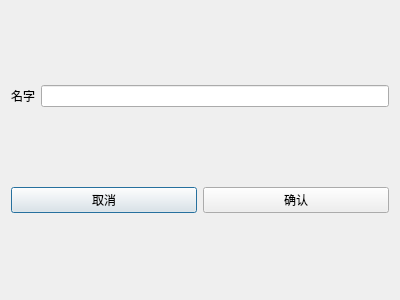
Before: the Qt Designer form frontend/src/main/ui/account.ui in Rov-Waff/ShitRecord, drawn with Qt 5.
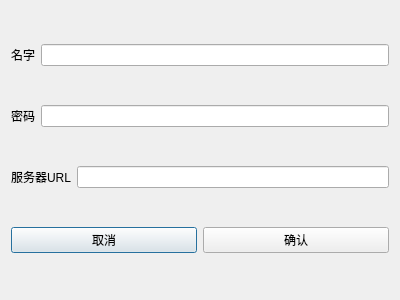
After: the same form once the commit is applied.

Patch:
```diff
--- a/frontend/src/main/ui/account.ui
+++ b/frontend/src/main/ui/account.ui
@@ -28,6 +28,38 @@
      </item>
     </layout>
    </item>
+   <item>
+    <layout class="QHBoxLayout" name="horizontalLayout_3">
+     <item>
+      <widget class="QLabel" name="label_2">
+       <property name="text">
+        <string>密码</string>
+       </property>
+      </widget>
+     </item>
+     <item>
+      <widget class="QLineEdit" name="le_passwd">
+       <property name="echoMode">
+        <enum>QLineEdit::EchoMode::Password</enum>
+       </property>
+      </widget>
+     </item>
+    </layout>
+   </item>
+   <item>
+    <layout class="QHBoxLayout" name="horizontalLayout_4">
+     <item>
+      <widget class="QLabel" name="label_3">
+       <property name="text">
+        <string>服务器URL</string>
+       </property>
+      </widget>
+     </item>
+     <item>
+      <widget class="QLineEdit" name="le_url"/>
+     </item>
+    </layout>
+   </item>
    <item>
     <layout class="QHBoxLayout" name="horizontalLayout">
      <item>
```
Left out of the diff: 2 changed lines with no effect on the pictures.
